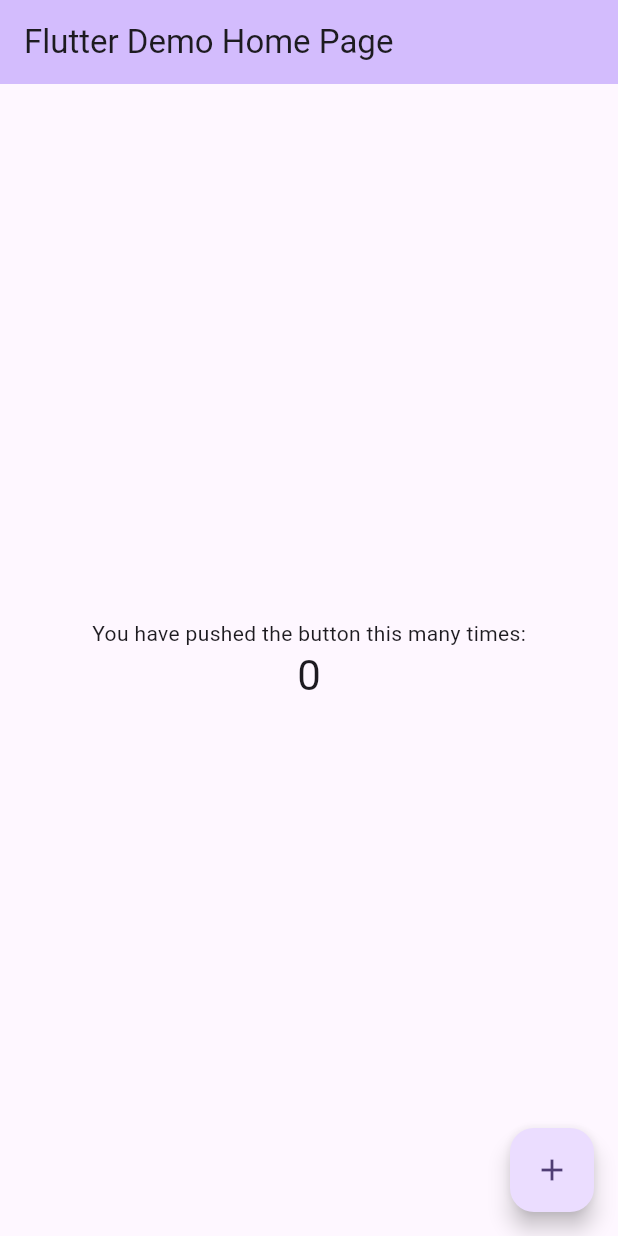
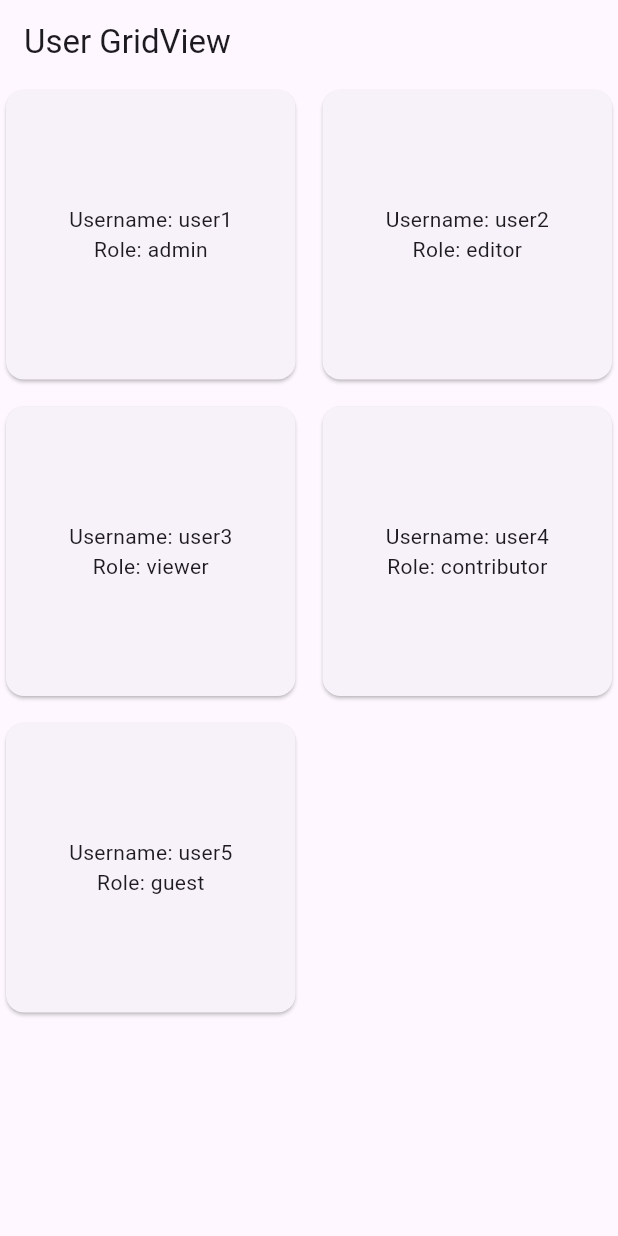
Before and after one commit to tgiang04/Midterm, a Flutter app: the screen it shows after launch, on a phone screen of 412 x 824 dp. Run offline on Flutter 3.47's test engine with Material 3 defaults, Android fonts, the light colour scheme and no system bars.

Commit message:
Edit main

```diff
--- a/user_grid_app/lib/main.dart
+++ b/user_grid_app/lib/main.dart
@@ -1,125 +1,48 @@
 import 'package:flutter/material.dart';
+import 'user.dart';
+import 'user_data.dart';
 
 void main() {
-  runApp(const MyApp());
+  runApp(MyApp());
 }
 
 class MyApp extends StatelessWidget {
-  const MyApp({super.key});
-
-  // This widget is the root of your application.
   @override
   Widget build(BuildContext context) {
     return MaterialApp(
-      title: 'Flutter Demo',
-      theme: ThemeData(
-        // This is the theme of your application.
-        //
-        // TRY THIS: Try running your application with "flutter run". You'll see
-        // the application has a purple toolbar. Then, without quitting the app,
-        // try changing the seedColor in the colorScheme below to Colors.green
-        // and then invoke "hot reload" (save your changes or press the "hot
-        // reload" button in a Flutter-supported IDE, or press "r" if you used
-        // the command line to start the app).
-        //
-        // Notice that the counter didn't reset back to zero; the application
-        // state is not lost during the reload. To reset the state, use hot
-        // restart instead.
-        //
-        // This works for code too, not just values: Most code changes can be
-        // tested with just a hot reload.
-        colorScheme: ColorScheme.fromSeed(seedColor: Colors.deepPurple),
-        useMaterial3: true,
-      ),
-      home: const MyHomePage(title: 'Flutter Demo Home Page'),
+      home: UserGridScreen(),
     );
   }
 }
 
-class MyHomePage extends StatefulWidget {
-  const MyHomePage({super.key, required this.title});
-
-  // This widget is the home page of your application. It is stateful, meaning
-  // that it has a State object (defined below) that contains fields that affect
-  // how it looks.
-
-  // This class is the configuration for the state. It holds the values (in this
-  // case the title) provided by the parent (in this case the App widget) and
-  // used by the build method of the State. Fields in a Widget subclass are
-  // always marked "final".
-
-  final String title;
-
-  @override
-  State<MyHomePage> createState() => _MyHomePageState();
-}
-
-class _MyHomePageState extends State<MyHomePage> {
-  int _counter = 0;
-
-  void _incrementCounter() {
-    setState(() {
-      // This call to setState tells the Flutter framework that something has
-      // changed in this State, which causes it to rerun the build method below
-      // so that the display can reflect the updated values. If we changed
-      // _counter without calling setState(), then the build method would not be
-      // called again, and so nothing would appear to happen.
-      _counter++;
-    });
-  }
-
+class UserGridScreen extends StatelessWidget {
   @override
   Widget build(BuildContext context) {
-    // This method is rerun every time setState is called, for instance as done
-    // by the _incrementCounter method above.
-    //
-    // The Flutter framework has been optimized to make rerunning build methods
-    // fast, so that you can just rebuild anything that needs updating rather
-    // than having to individually change instances of widgets.
     return Scaffold(
       appBar: AppBar(
-        // TRY THIS: Try changing the color here to a specific color (to
-        // Colors.amber, perhaps?) and trigger a hot reload to see the AppBar
-        // change color while the other colors stay the same.
-        backgroundColor: Theme.of(context).colorScheme.inversePrimary,
-        // Here we take the value from the MyHomePage object that was created by
-        // the App.build method, and use it to set our appbar title.
-        title: Text(widget.title),
+        title: Text('User GridView'),
       ),
-      body: Center(
-        // Center is a layout widget. It takes a single child and positions it
-        // in the middle of the parent.
-        child: Column(
-          // Column is also a layout widget. It takes a list of children and
-          // arranges them vertically. By default, it sizes itself to fit its
-          // children horizontally, and tries to be as tall as its parent.
-          //
-          // Column has various properties to control how it sizes itself and
-          // how it positions its children. Here we use mainAxisAlignment to
-          // center the children vertically; the main axis here is the vertical
-          // axis because Columns are vertical (the cross axis would be
-          // horizontal).
-          //
-          // TRY THIS: Invoke "debug painting" (choose the "Toggle Debug Paint"
-          // action in the IDE, or press "p" in the console), to see the
-          // wireframe for each widget.
-          mainAxisAlignment: MainAxisAlignment.center,
-          children: <Widget>[
-            const Text(
-              'You have pushed the button this many times:',
+      body: GridView.builder(
+        gridDelegate: SliverGridDelegateWithFixedCrossAxisCount(
+          crossAxisCount: 2,
+          crossAxisSpacing: 10.0,
+          mainAxisSpacing: 10.0,
+        ),
+        itemCount: users.length,
+        itemBuilder: (context, index) {
+          return Card(
+            child: Center(
+              child: Column(
+                mainAxisAlignment: MainAxisAlignment.center,
+                children: [
+                  Text('Username: ${users[index].username}'),
+                  Text('Role: ${users[index].role}'),
+                ],
+              ),
             ),
-            Text(
-              '$_counter',
-              style: Theme.of(context).textTheme.headlineMedium,
-            ),
-          ],
-        ),
+          );
+        },
       ),
-      floatingActionButton: FloatingActionButton(
-        onPressed: _incrementCounter,
-        tooltip: 'Increment',
-        child: const Icon(Icons.add),
-      ), // This trailing comma makes auto-formatting nicer for build methods.
     );
   }
 }
```
